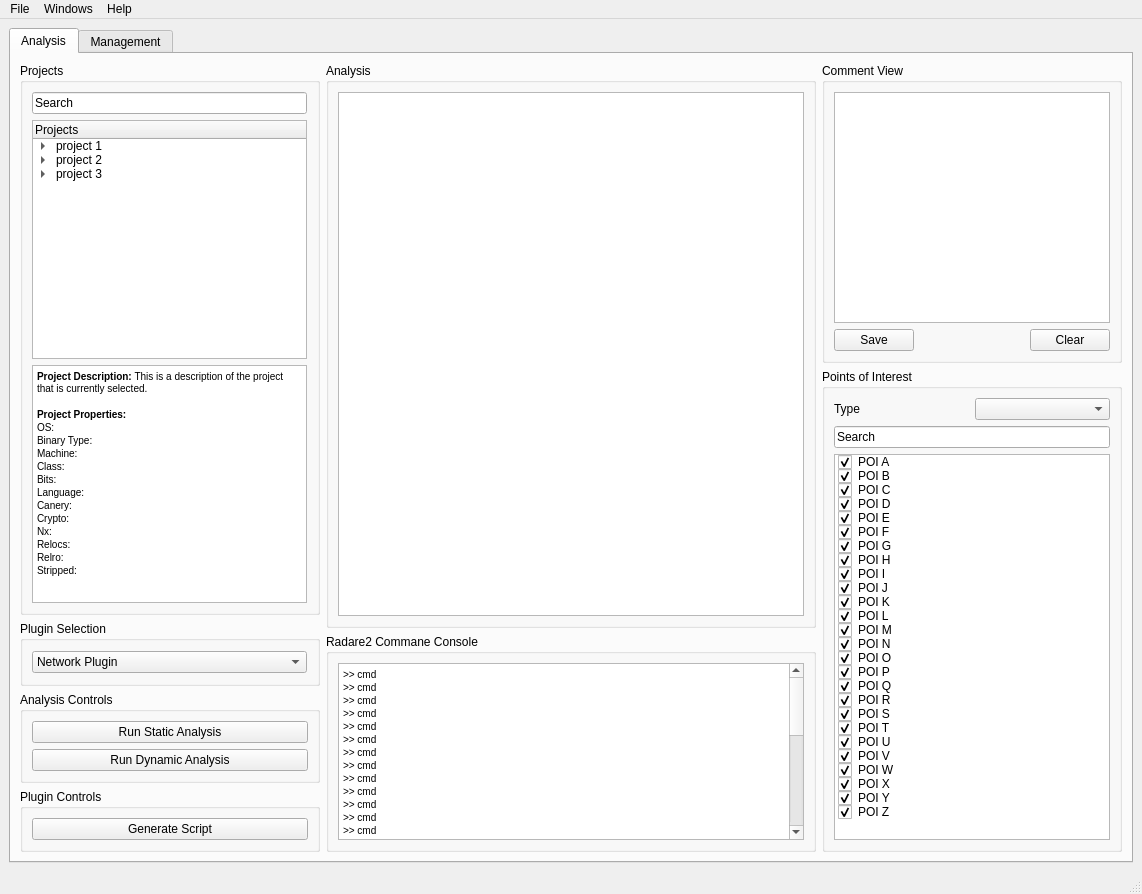
adalio0/BATT5, file src/GUI/ui_files/BATT5_GUI.ui: the form before one commit.
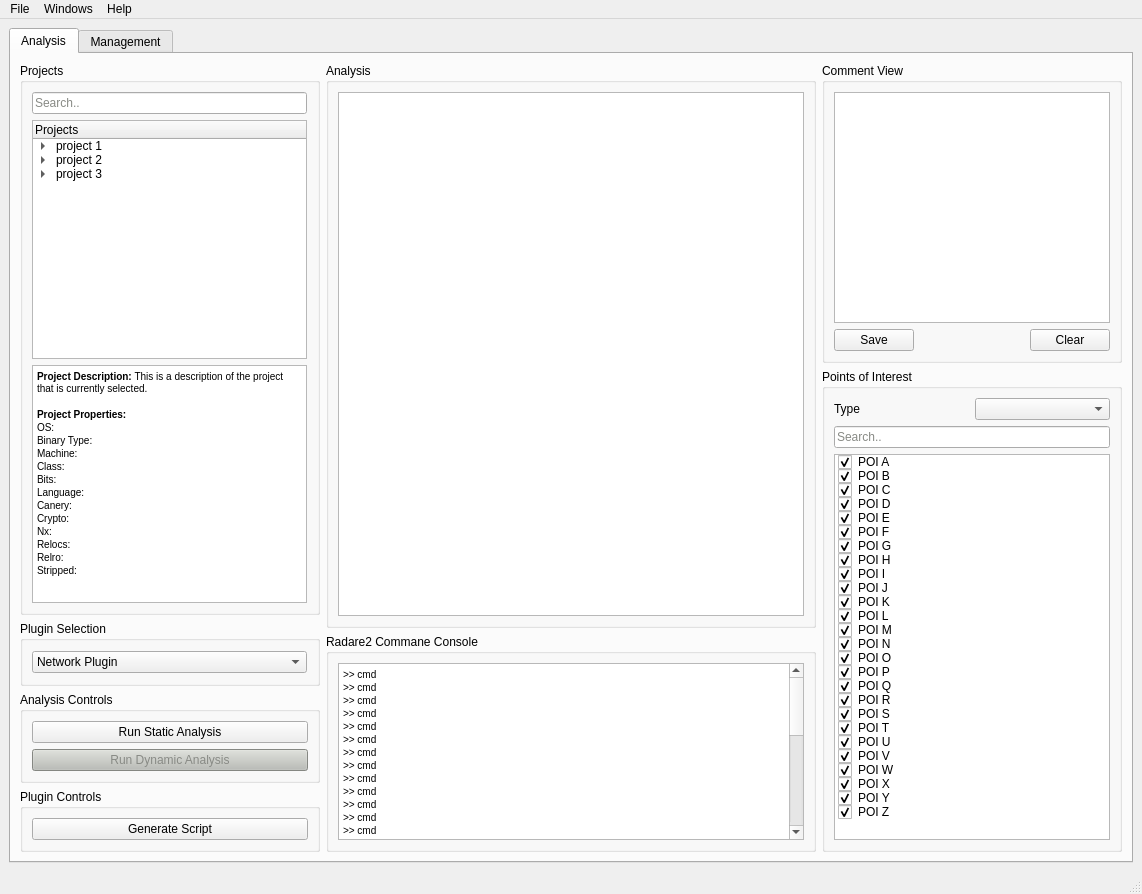
The form after the commit. The open tabs and pages were chosen to show the change.

Commit message: fixed more issues, search bar text disappears when you touch it, and analysis buttons have some functionality

Diff of the .ui file:
```diff
--- a/src/GUI/ui_files/BATT5_GUI.ui
+++ b/src/GUI/ui_files/BATT5_GUI.ui
@@ -64,8 +64,11 @@
                    <height>16777215</height>
                   </size>
                  </property>
+                 <property name="styleSheet">
+                  <string notr="true">color: rgb(136, 138, 133);</string>
+                 </property>
                  <property name="text">
-                  <string>Search</string>
+                  <string>Search..</string>
                  </property>
                 </widget>
                </item>
@@ -239,6 +242,10 @@
                </item>
                <item>
                 <widget class="QPushButton" name="runDynamicAnalysis_button">
+                 <property name="styleSheet">
+                  <string notr="true">color: rgb(136, 138, 133);
+background-color: rgb(186, 189, 182);</string>
+                 </property>
                  <property name="text">
                   <string>Run Dynamic Analysis</string>
                  </property>
@@ -483,8 +490,11 @@
                </item>
                <item>
                 <widget class="QLineEdit" name="poiSearch_lineEdit">
+                 <property name="styleSheet">
+                  <string notr="true">color: rgb(136, 138, 133);</string>
+                 </property>
                  <property name="text">
-                  <string>Search</string>
+                  <string>Search..</string>
                  </property>
                 </widget>
                </item>
```
Left out of the diff: 12 changed lines with no effect on the pictures. The commit also changes 5 other files.
